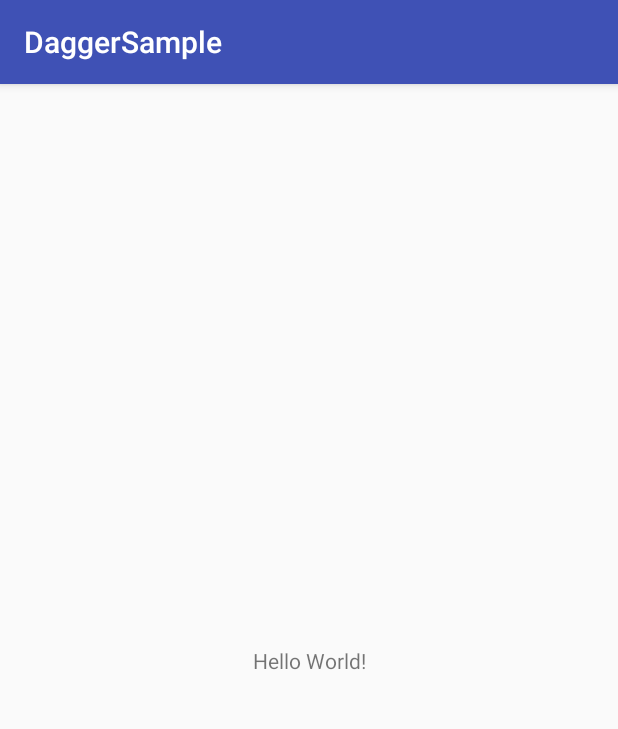
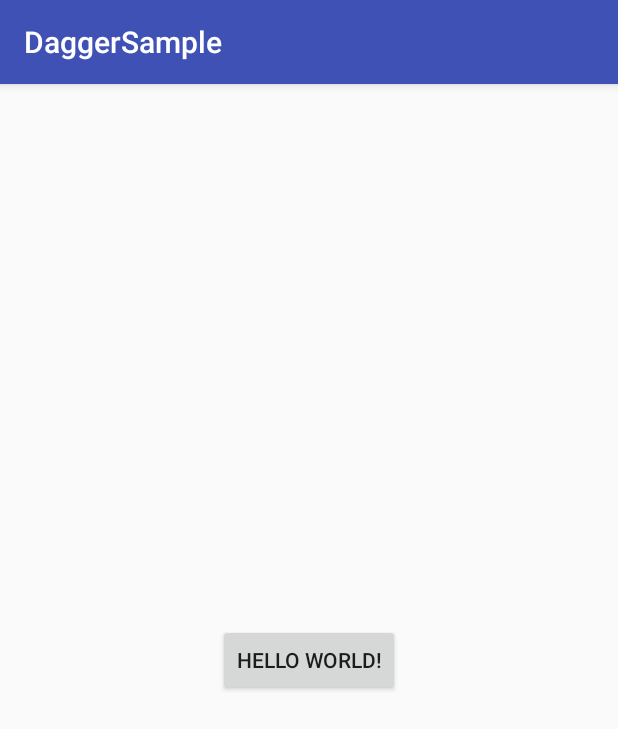
Before and after one commit to masaibar/DaggerSample, an Android app: the screen it shows after launch (MainActivity), on a phone screen of 412 x 824 dp. Shown: the top 729 px of the screen. Run offline under Robolectric (Android 15) with nearby library versions, the phone set to English and light mode, and no system bars.

```diff
--- a/app/src/main/java/com/masaibar/daggersample/MainActivity.kt
+++ b/app/src/main/java/com/masaibar/daggersample/MainActivity.kt
@@ -2,11 +2,21 @@ package com.masaibar.daggersample
 
 import android.support.v7.app.AppCompatActivity
 import android.os.Bundle
+import android.widget.Toast
+import kotlinx.android.synthetic.main.activity_main.*
 
 class MainActivity : AppCompatActivity() {
 
     override fun onCreate(savedInstanceState: Bundle?) {
         super.onCreate(savedInstanceState)
         setContentView(R.layout.activity_main)
+
+        button.setOnClickListener {
+            showDebugText("hoge")
+        }
+    }
+
+    private fun showDebugText(text: String) {
+        Toast.makeText(this, text, Toast.LENGTH_SHORT).show()
     }
 }
--- a/app/src/main/res/layout/activity_main.xml
+++ b/app/src/main/res/layout/activity_main.xml
@@ -7,7 +7,8 @@
     android:layout_height="match_parent"
     tools:context="com.masaibar.daggersample.MainActivity">
 
-    <TextView
+    <Button
+        android:id="@+id/button"
         android:layout_width="wrap_content"
         android:layout_height="wrap_content"
         android:text="Hello World!"
```
